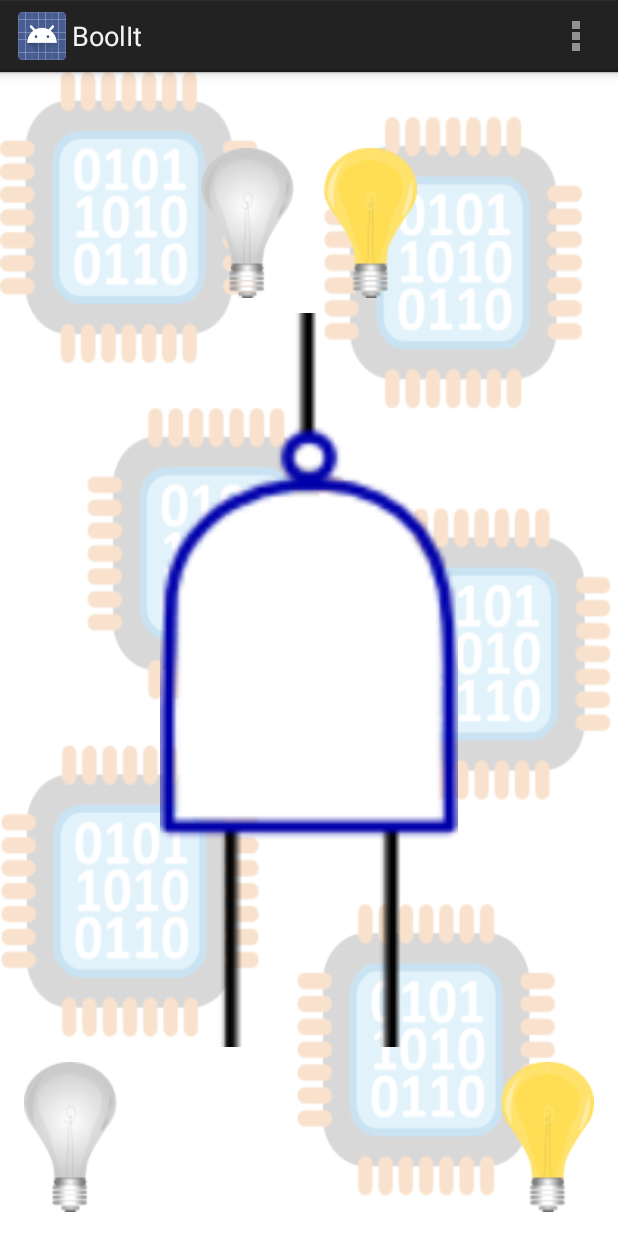
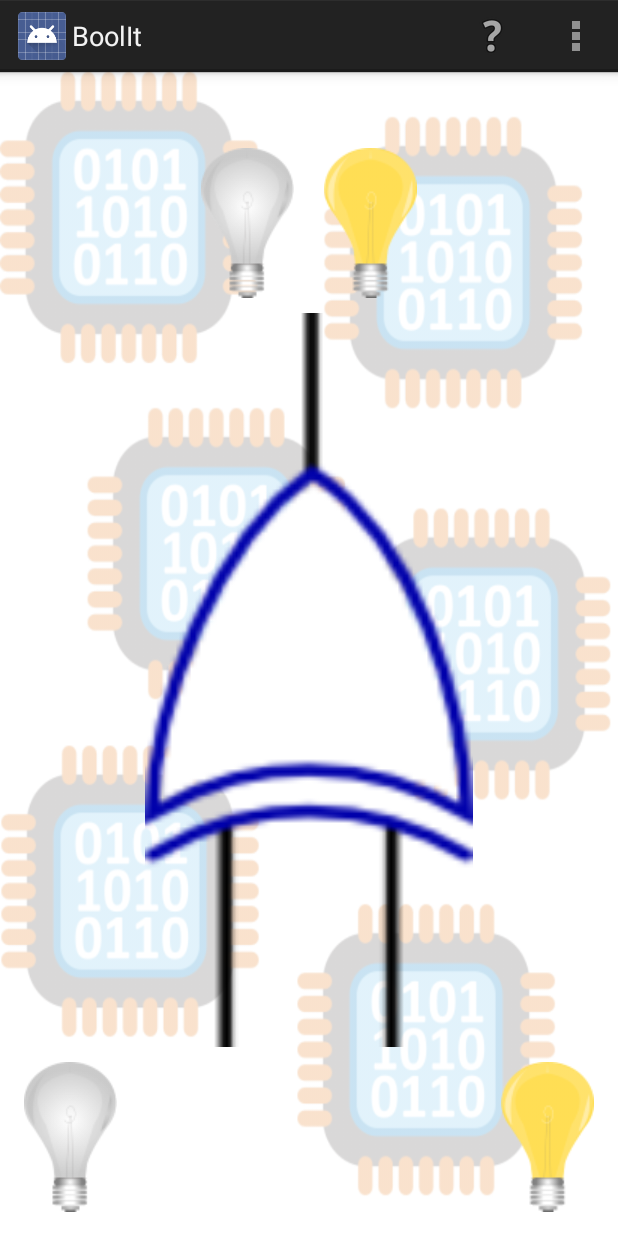
Before and after one commit to JMS-1/BoolIt, an Android app: the screen it shows after launch (WelcomeActivity), in the options menu, after a tap on "Auf Anfang", on a phone screen of 412 x 824 dp. Run offline under Robolectric (Android 15) with nearby library versions, the phone set to English and light mode, and no system bars.

Commit message:
Started help screen and wrong guess feedback

```diff
--- a/app/src/main/AndroidManifest.xml
+++ b/app/src/main/AndroidManifest.xml
@@ -19,7 +19,10 @@
         </activity>
         <activity
             android:name=".CalculatorInfo"
-            android:label="@string/title_activity_calculator_info"></activity>
+            android:label="@string/title_activity_calculator_info" />
+        <activity
+            android:name=".HelpScreen"
+            android:label="@string/title_activity_help_screen"></activity>
     </application>
 
 </manifest>
--- /dev/null
+++ b/app/src/main/java/net/psimarron/boolit/HelpScreen.java
@@ -0,0 +1,36 @@
+package net.psimarron.boolit;
+
+import android.app.Activity;
+import android.os.Bundle;
+import android.view.View;
+import android.widget.ImageView;
+import android.widget.LinearLayout;
+
+public class HelpScreen extends Activity {
+
+    @Override
+    protected void onCreate(Bundle savedInstanceState) {
+        super.onCreate(savedInstanceState);
+
+        setContentView(R.layout.activity_help_screen);
+
+        LinearLayout calculators = (LinearLayout) findViewById(R.id.calculator_list);
+
+        for (int i = 0; i < Calculator.getCalculatorCount(); i++) {
+            Calculator calculator = Calculator.createCalculator(i);
+
+            getLayoutInflater().inflate(R.layout.help_image, calculators, true);
+
+            ImageView image = (ImageView) calculators.getChildAt(i).findViewById(R.id.inner_image);
+            image.setImageResource(calculator.getImageResourceId());
+            image.setTag(new Integer(i));
+
+            image.setOnClickListener(new View.OnClickListener() {
+                @Override
+                public void onClick(View v) {
+                    CalculatorInfo.show(HelpScreen.this, (Integer) v.getTag());
+                }
+            });
+        }
+    }
+}
--- a/app/src/main/java/net/psimarron/boolit/WelcomeActivity.java
+++ b/app/src/main/java/net/psimarron/boolit/WelcomeActivity.java
@@ -58,10 +58,7 @@ public class WelcomeActivity extends Activity implements View.OnClickListener {
         m_calculator.setOnClickListener(new View.OnClickListener() {
             @Override
             public void onClick(View v) {
-                Intent intent = new Intent();
-                intent.setClass(WelcomeActivity.this, CalculatorInfo.class);
-                intent.putExtra(CalculatorInfo.EXTRA_CALCULATOR, m_current.Calculator.getIndex());
-                startActivity(intent);
+                CalculatorInfo.show(WelcomeActivity.this, m_current.Calculator.getIndex());
             }
         });
 
@@ -116,6 +113,12 @@ public class WelcomeActivity extends Activity implements View.OnClickListener {
             case R.id.action_reset:
                 reset();
                 return true;
+            case R.id.action_help:
+                Intent intent = new Intent();
+                intent.setClass(this, HelpScreen.class);
+                startActivity(intent);
+
+                return true;
         }
 
         return super.onOptionsItemSelected(item);
@@ -141,14 +144,23 @@ public class WelcomeActivity extends Activity implements View.OnClickListener {
             m_input01.setVisibility(View.VISIBLE);
             m_input01.setActivated(calculator.getInput(0));
         }
+
+        m_guessOn.setActivated(false);
+        m_guessOff.setActivated(false);
     }
 
     @Override
     public void onClick(View v) {
         boolean guessOn = (v == m_guessOn);
+        boolean win = (guessOn == m_current.Calculator.getOutput());
 
-        guess(guessOn == m_current.Calculator.getOutput());
+        boolean alreadyLost = m_guessOn.isActivated() || m_guessOff.isActivated();
+        if (!alreadyLost)
+            guess(win);
 
-        reset(guessOn);
+        if (win)
+            reset(guessOn);
+        else if (!alreadyLost)
+            v.setActivated(true);
     }
 }
--- /dev/null
+++ b/app/src/main/res/drawable/guess_off.xml
@@ -0,0 +1,5 @@
+<?xml version="1.0" encoding="utf-8"?>
+<selector xmlns:android="http://schemas.android.com/apk/res/android">
+    <item android:drawable="@drawable/wrong_off" android:state_activated="true" />
+    <item android:drawable="@drawable/off" />
+</selector>
--- /dev/null
+++ b/app/src/main/res/drawable/guess_on.xml
@@ -0,0 +1,5 @@
+<?xml version="1.0" encoding="utf-8"?>
+<selector xmlns:android="http://schemas.android.com/apk/res/android">
+    <item android:drawable="@drawable/wrong_on" android:state_activated="true" />
+    <item android:drawable="@drawable/on" />
+</selector>
--- a/app/src/main/res/layout/activity_welcome.xml
+++ b/app/src/main/res/layout/activity_welcome.xml
@@ -30,14 +30,14 @@
             android:layout_width="wrap_content"
             android:layout_height="wrap_content"
             android:paddingRight="10dp"
-            android:src="@drawable/off" />
+            android:src="@drawable/guess_off" />
 
         <ImageView
             android:id="@+id/output_on"
             android:layout_width="wrap_content"
             android:layout_height="wrap_content"
             android:paddingLeft="10dp"
-            android:src="@drawable/on" />
+            android:src="@drawable/guess_on" />
     </LinearLayout>
 
     <ImageView
--- a/app/src/main/res/menu/menu_welcome.xml
+++ b/app/src/main/res/menu/menu_welcome.xml
@@ -2,8 +2,15 @@
     xmlns:tools="http://schemas.android.com/tools"
     tools:context=".WelcomeActivity">
     <item
+        android:id="@+id/action_help"
+        android:icon="@drawable/ic_menu_help"
+        android:orderInCategory="100"
+        android:showAsAction="always"
+        android:title="@string/action_help" />
+
+    <item
         android:id="@+id/action_reset"
-        android:orderInCategory="100"
+        android:orderInCategory="101"
         android:showAsAction="never"
-        android:title="@string/action_settings" />
+        android:title="@string/action_reset" />
 </menu>
--- a/app/src/main/res/values/strings.xml
+++ b/app/src/main/res/values/strings.xml
@@ -1,7 +1,8 @@
 <resources>
     <string name="app_name">BoolIt</string>
 
-    <string name="action_settings">Auf Anfang</string>
+    <string name="action_reset">Auf Anfang</string>
+    <string name="action_help">Erklärungen</string>
 
     <string name="result_current">Ergebnis im Mittel: %1$d</string>
 
@@ -15,4 +16,6 @@
     <string name="title_activity_calculator_info">CalculatorInfo</string>
 
     <string name="hello_world">Hello world!</string>
+    <string name="title_activity_help_screen">HelpScreen</string>
+    <string name="action_settings">Settings</string>
 </resources>
```
Also changed, not shown: app/src/main/java/net/psimarron/boolit/CalculatorInfo.java (+9 -1 lines), app/src/main/res/layout/activity_help_screen.xml (added, +20 -0 lines), app/src/main/res/layout/help_image.xml (added, +15 -0 lines), app/src/main/res/drawable-hdpi/ic_menu_help.png (added), app/src/main/res/drawable-mdpi/ic_menu_help.png (added), app/src/main/res/drawable-xhdpi/ic_menu_help.png (added), app/src/main/res/drawable/wrong_off.png (added), app/src/main/res/drawable/wrong_on.png (added).
